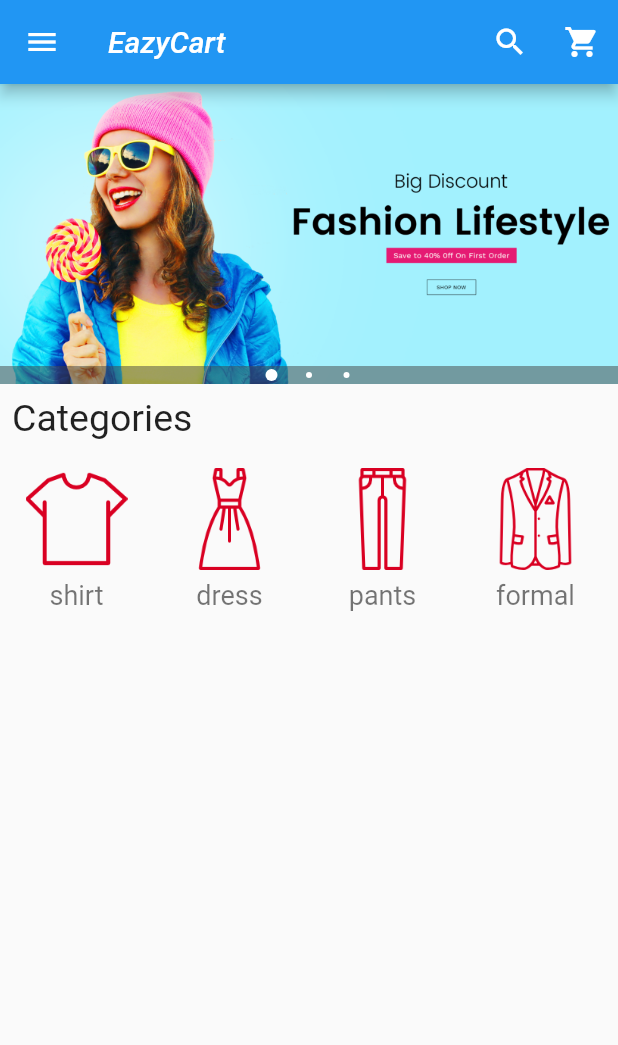
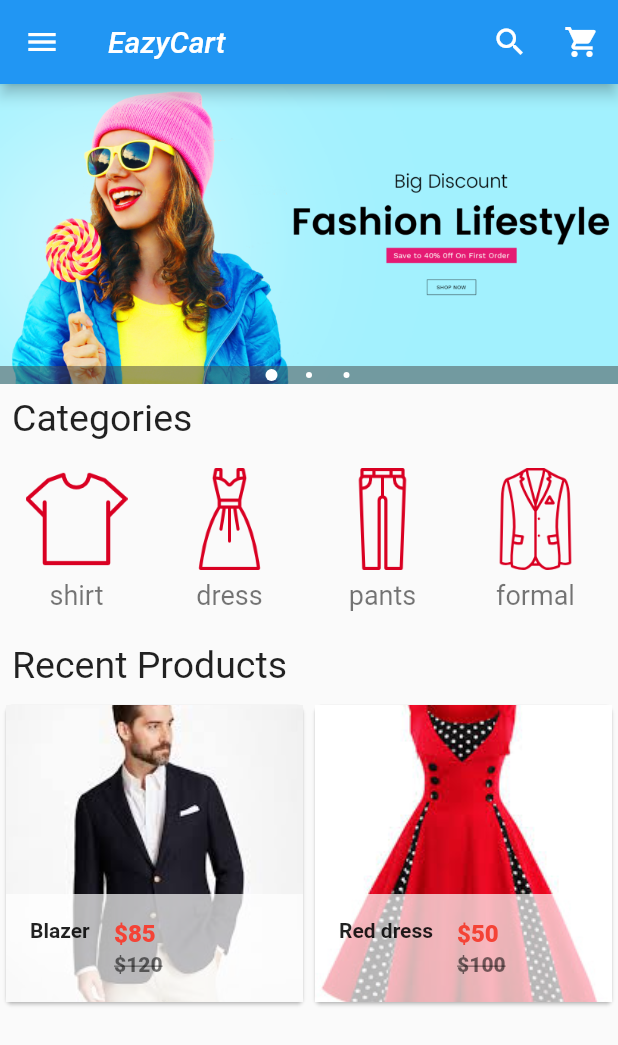
Before and after one commit to onlineguruweb/ecommerce-app, a Flutter app: the screen it shows after launch, on a phone screen of 412 x 824 dp. Shown: the top 1045 px of the screen. Run offline on Flutter 3.47's test engine with Material 2 defaults, Android fonts, the phone set to English and light mode, and no system bars; drawn by our look-alikes of carousel_pro.

Commit message:
recent-products

```diff
--- a/lib/components/horizontal_listview.dart
+++ b/lib/components/horizontal_listview.dart
@@ -4,7 +4,7 @@ class HorizontalList extends StatelessWidget {
   @override
   Widget build(BuildContext context) {
     return Container(
-      height: 150.0,
+      height: 120.0,
       child: ListView(
         scrollDirection: Axis.horizontal,
         children: <Widget>[
--- /dev/null
+++ b/lib/components/products.dart
@@ -0,0 +1,92 @@
+import 'package:flutter/material.dart';
+
+class Products extends StatefulWidget {
+  @override
+  _ProductsState createState() => _ProductsState();
+}
+
+class _ProductsState extends State<Products> {
+  var product_list = [
+    {
+      "name": "Blazer",
+      "picture": "images/products/blazer1.jpeg",
+      "old_price": 120,
+      "price": 85,
+    },
+    {
+      "name": "Red dress",
+      "picture": "images/products/dress1.jpeg",
+      "old_price": 100,
+      "price": 50,
+    }
+  ];
+
+  @override
+  Widget build(BuildContext context) {
+    return GridView.builder(
+        itemCount: product_list.length,
+        gridDelegate:
+        new SliverGridDelegateWithFixedCrossAxisCount(crossAxisCount: 2),
+        itemBuilder: (BuildContext context, int index) {
+          return Single_prod(
+            prod_name: product_list[index]['name'],
+            prod_pricture: product_list[index]['picture'],
+            prod_old_price: product_list[index]['old_price'],
+            prod_price: product_list[index]['price'],
+          );
+        });
+  }
+}
+
+class Single_prod extends StatelessWidget {
+  final prod_name;
+  final prod_pricture;
+  final prod_old_price;
+  final prod_price;
+
+  Single_prod({
+    this.prod_name,
+    this.prod_pricture,
+    this.prod_old_price,
+    this.prod_price,
+  });
+
+  @override
+  Widget build(BuildContext context) {
+    return Card(
+      child: Hero(
+          tag: prod_name,
+          child: Material(
+            child: InkWell(
+              onTap: () {},
+              child: GridTile(
+                  footer: Container(
+                    color: Colors.white70,
+                    child: ListTile(
+                        leading: Text(
+                          prod_name,
+                          style: TextStyle(fontWeight: FontWeight.bold),
+                        ),
+                        title: Text(
+                          "\$$prod_price",
+                          style: TextStyle(
+                              color: Colors.red, fontWeight: FontWeight.w800),
+                        ),
+                        subtitle: Text(
+                          "\$$prod_old_price",
+                          style: TextStyle(
+                              color: Colors.black54,
+                              fontWeight: FontWeight.w800,
+                              decoration:TextDecoration.lineThrough),
+                        ),
+                    ),
+                  ),
+                  child: Image.asset(
+                    prod_pricture,
+                    fit: BoxFit.cover,
+                  )),
+            ),
+          )),
+    );
+  }
+}
--- a/lib/main.dart
+++ b/lib/main.dart
@@ -2,6 +2,7 @@ import 'package:flutter/material.dart';
 import 'package:carousel_pro/carousel_pro.dart';
 
 import 'package:fashapp/components/horizontal_listview.dart';
+import 'package:fashapp/components/products.dart';
 
 void main() => runApp(MaterialApp(
   debugShowCheckedModeBanner: false,
@@ -114,7 +115,7 @@ class _HomepageState extends State<Homepage> {
          //image carousel
           image_carousel,
 
-         //padding widget
+         //padding widget for categories
           Padding(
             padding: EdgeInsets.all(8.0),
             child: Text(
@@ -124,7 +125,25 @@ class _HomepageState extends State<Homepage> {
             ),
             ),
           ),
+          // category name and images
           HorizontalList(),
+
+          //padding widget for recent products
+          Padding(
+            padding: EdgeInsets.all(8.0),
+            child: Text(
+            'Recent Products',
+            style: TextStyle(
+              fontSize: 25.0,
+            ),
+            ),
+          ),
+          //grid view for recent products
+          Container(
+            height: 320.0,
+            child: Products(),
+          )
+
           //
         ],
       ),
```
Also changed, not shown: pubspec.yaml (+11 -0 lines).
